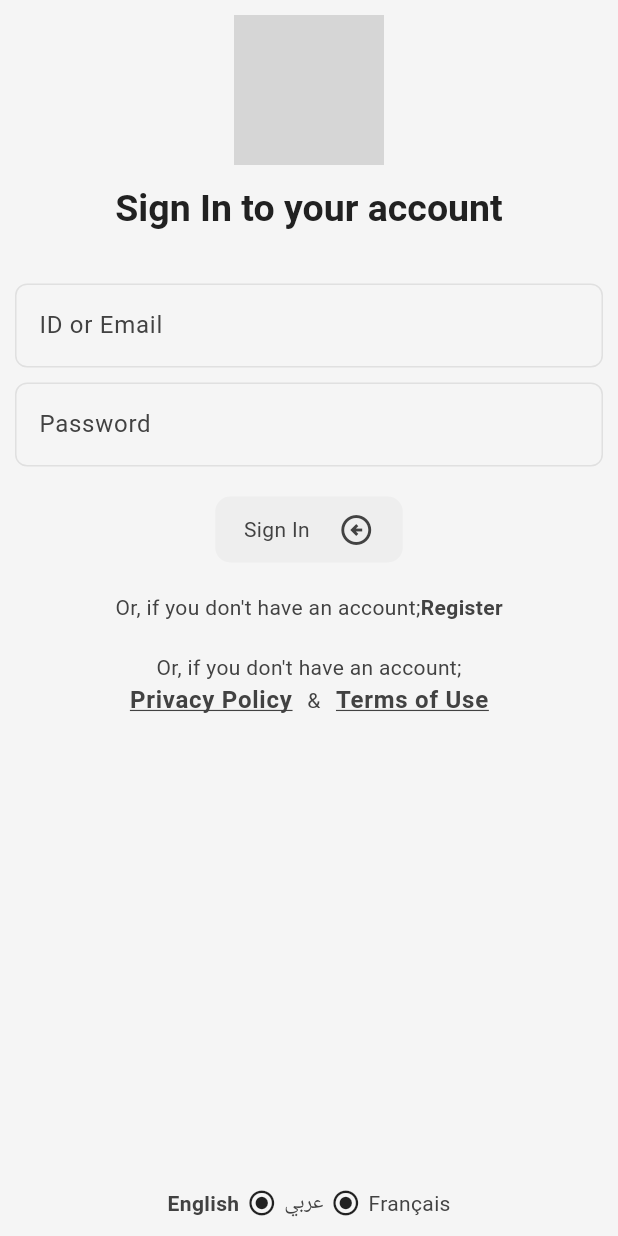
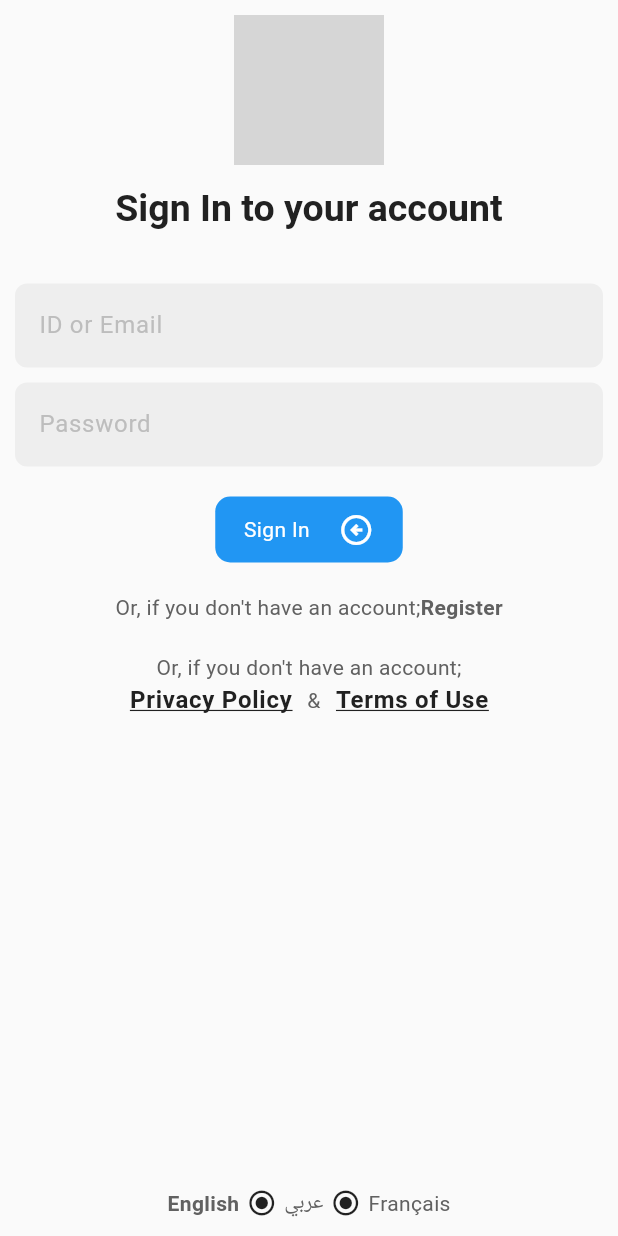
Before and after one commit to Yahya56SR/Focus-Planner, a Flutter app: the screen it shows after launch, after a tap on "Register", after a tap on "Create an Account", on a phone screen of 412 x 824 dp. Run offline on Flutter 3.47's test engine with Material 3 defaults, Android fonts, the light colour scheme and no system bars; our stand-ins replace firebase_auth, firebase_core, flutter_bloc, google_sign_in, lottie; accounts and stored records are empty; grey boxes are pictures that could not be loaded.

Commit message:
new file:   images/github_logo.png 	deleted:    images/patreon_logo.png 	modified:   lib/features/auth/presentation/cubits/auth_cubit.dart 	modified:   lib/features/auth/presentation/pages/register_page.dart 	modified:   lib/themes/ligth_mode.dart

```diff
--- a/lib/features/auth/presentation/cubits/auth_cubit.dart
+++ b/lib/features/auth/presentation/cubits/auth_cubit.dart
@@ -74,7 +74,7 @@ class AuthCubit extends Cubit<AuthState> {
   }
 
   // Register with Patreon credentials
-  Future<void> registerPatreon() async {
+  Future<void> registerGithub() async {
     try {
       emit(AuthLoading());
       final user = await authRepo.loginWithGithubCredentials();
@@ -89,6 +89,7 @@ class AuthCubit extends Cubit<AuthState> {
       emit(Unauthenticated());
     }
   }
+
   // logout
   Future<void> logout() async {
     await authRepo.logout();
--- a/lib/features/auth/presentation/pages/register_page.dart
+++ b/lib/features/auth/presentation/pages/register_page.dart
@@ -1,3 +1,4 @@
+import 'package:firebase_auth/firebase_auth.dart';
 import 'package:flutter/material.dart';
 import 'package:flutter_bloc/flutter_bloc.dart';
 import 'package:focus_planner/features/auth/presentation/components/button.dart';
@@ -23,7 +24,8 @@ class RegisterPage extends StatefulWidget {
   State<RegisterPage> createState() => _RegisterPageState();
 }
 
-class _RegisterPageState extends State<RegisterPage> with TickerProviderStateMixin {
+class _RegisterPageState extends State<RegisterPage>
+    with TickerProviderStateMixin {
   // text controllers
   final TextEditingController usernameController = TextEditingController();
   final TextEditingController emailController = TextEditingController();
@@ -101,16 +103,34 @@ class _RegisterPageState extends State<RegisterPage> with TickerProviderStateMix
     // auth cubit
     final authCubit = context.read<AuthCubit>();
 
+    try {
       // register
       authCubit.registerGoogle();
+    } on FirebaseException catch (e) {
+      ScaffoldMessenger.of(context).showSnackBar(
+        SnackBar(
+          content: Text(
+            'Authentication Failed $e',
+          ),
+        ),
+      );
+    } catch (e) {
+      ScaffoldMessenger.of(context).showSnackBar(
+        SnackBar(
+          content: Text(
+            'Authentication Failed $e',
+          ),
+        ),
+      );
+    }
   }
 
-  void registerPatreon() {
+  void registerGithub() {
     // auth cubit
     final authCubit = context.read<AuthCubit>();
 
     // register
-    authCubit.registerPatreon();
+    authCubit.registerGithub();
   }
 
   @override
@@ -122,7 +142,6 @@ class _RegisterPageState extends State<RegisterPage> with TickerProviderStateMix
     confirmPwController.dispose();
     super.dispose();
   }
-
 
   // BUILD UI
   @override
@@ -264,12 +283,10 @@ class _RegisterPageState extends State<RegisterPage> with TickerProviderStateMix
                           color: Theme.of(context).colorScheme.secondary,
                           borderRadius: BorderRadius.circular(10),
                         ),
-                              child: Expanded(
                         child: Image.asset(
                           'images/google_logo.png',
                           color: Theme.of(context).colorScheme.onSecondary,
-                                ),
-
+                          scale: 2,
                         ),
                       ),
                     ),
@@ -284,11 +301,10 @@ class _RegisterPageState extends State<RegisterPage> with TickerProviderStateMix
                           color: Theme.of(context).colorScheme.secondary,
                           borderRadius: BorderRadius.circular(10),
                         ),
-                              child: Expanded(
                         child: Image.asset(
                           'images/apple_logo.png',
                           color: Theme.of(context).colorScheme.onSecondary,
-                                ),
+                          scale: 2,
                         ),
                       ),
                     ),
@@ -296,18 +312,17 @@ class _RegisterPageState extends State<RegisterPage> with TickerProviderStateMix
                       width: 25,
                     ),
                     InkWell(
-                            onTap: registerPatreon,
+                      onTap: registerGithub,
                       child: Container(
                         padding: EdgeInsets.all(12),
                         decoration: BoxDecoration(
                           color: Theme.of(context).colorScheme.secondary,
                           borderRadius: BorderRadius.circular(10),
                         ),
-                              child: Expanded(
                         child: Image.asset(
-                                  'images/patreon_logo.png',
+                          'images/github_logo.png',
                           color: Theme.of(context).colorScheme.onSecondary,
-                                ),
+                          scale: 2,
                         ),
                       ),
                     ),
@@ -326,8 +341,13 @@ class _RegisterPageState extends State<RegisterPage> with TickerProviderStateMix
                         onTap: () => widget.setLocale!(Locale('en')),
                         child: Text(
                           'English',
-                              style: Theme.of(context).textTheme.bodyMedium?.copyWith(
-                                    fontWeight: widget.currentLocale == Locale('en') ? FontWeight.bold : null,
+                          style: Theme.of(context)
+                              .textTheme
+                              .bodyMedium
+                              ?.copyWith(
+                                fontWeight: widget.currentLocale == Locale('en')
+                                    ? FontWeight.bold
+                                    : null,
                               ),
                         ),
                       ),
@@ -339,12 +359,16 @@ class _RegisterPageState extends State<RegisterPage> with TickerProviderStateMix
                       AddSpace(width: 5),
                       GestureDetector(
                         onTap: () => widget.setLocale!(Locale('ar')),
-                            child: Text(
-                              'عربي',
-                              style: Theme.of(context).textTheme.bodyMedium!.copyWith(
-                                fontWeight: widget.currentLocale == Locale('ar') ? FontWeight.bold : null,
-                              )
-                            ),
+                        child: Text('عربي',
+                            style: Theme.of(context)
+                                .textTheme
+                                .bodyMedium!
+                                .copyWith(
+                                  fontWeight:
+                                      widget.currentLocale == Locale('ar')
+                                          ? FontWeight.bold
+                                          : null,
+                                )),
                       ),
                       AddSpace(width: 5),
                       Icon(
@@ -354,12 +378,16 @@ class _RegisterPageState extends State<RegisterPage> with TickerProviderStateMix
                       AddSpace(width: 5),
                       GestureDetector(
                         onTap: () => widget.setLocale!(Locale('fr')),
-                            child: Text(
-                              'Français',
-                              style: Theme.of(context).textTheme.bodyMedium!.copyWith(
-                                fontWeight: widget.currentLocale == Locale('fr') ? FontWeight.bold : null,
-                              )
-                            ),
+                        child: Text('Français',
+                            style: Theme.of(context)
+                                .textTheme
+                                .bodyMedium!
+                                .copyWith(
+                                  fontWeight:
+                                      widget.currentLocale == Locale('fr')
+                                          ? FontWeight.bold
+                                          : null,
+                                )),
                       ),
                     ],
                   ),
--- a/lib/themes/ligth_mode.dart
+++ b/lib/themes/ligth_mode.dart
@@ -2,77 +2,137 @@ import 'package:flutter/material.dart';
 
 final ThemeData lightTheme = ThemeData(
   brightness: Brightness.light,
-  scaffoldBackgroundColor: Colors.grey[50],
+  scaffoldBackgroundColor: const Color(0xFFFAFAFA), // Grey 50
 
   // Define the ColorScheme without the deprecated 'background' parameter.
   colorScheme: ColorScheme.light(
-    primary: Colors.grey[200]!,
-    secondary: Colors.grey[400]!,
-    // Instead of 'background', adjust 'surface' to your desired color.
-    surface: Colors.grey[100]!,
-    onPrimary: Colors.grey[800]!,
-    onSecondary: Colors.grey[800]!,
-    onSurface: Colors.grey[800]!,
+    primary: const Color(0xFF2196F3), // Primary Blue
+    secondary: const Color(0xFF1976D2), // Blue 700
+    surface: const Color(0xFFFAFAFA), // Grey 50
+    onPrimary: Colors.white, // White text/icons on primary
+    onSecondary: Colors.white, // White text/icons on secondary
+    onSurface: const Color(0xFF212121), // Grey 900 (text on surfaces)
   ),
 
-  cardColor: Colors.grey[50],
-  dividerColor: Colors.grey[300],
+  // Card Theme
+  cardTheme: CardTheme(
+    color: Colors.white,
+    elevation: 2,
+    margin: const EdgeInsets.all(8),
+    shape: RoundedRectangleBorder(
+      borderRadius: BorderRadius.circular(8),
+    ),
+  ),
 
-  appBarTheme: AppBarTheme(
-    backgroundColor: Colors.grey[200],
-    elevation: 0,
-    iconTheme: IconThemeData(color: Colors.grey[800]),
+  // Divider Theme
+  dividerTheme: const DividerThemeData(
+    color: Color(0xFFEEEEEE), // Grey 200
+    thickness: 1,
+    space: 0,
+  ),
+
+  // AppBar Theme
+  appBarTheme: const AppBarTheme(
+    backgroundColor: Color(0xFF2196F3), // Primary Blue
+    elevation: 4,
+    iconTheme: IconThemeData(color: Colors.white),
     titleTextStyle: TextStyle(
-      color: Colors.grey[800],
+      color: Colors.white,
       fontSize: 20,
       fontWeight: FontWeight.w600,
     ),
   ),
 
-  textTheme: TextTheme(
+  // Text Theme
+  textTheme: const TextTheme(
     displayLarge: TextStyle(
-        color: Colors.grey[900], fontSize: 32, fontWeight: FontWeight.bold),
+        color: Color(0xFF212121), fontSize: 32, fontWeight: FontWeight.bold), // Grey 900
     displayMedium: TextStyle(
-        color: Colors.grey[900], fontSize: 28, fontWeight: FontWeight.bold),
+        color: Color(0xFF212121), fontSize: 28, fontWeight: FontWeight.bold), // Grey 900
     displaySmall: TextStyle(
-        color: Colors.grey[900], fontSize: 24, fontWeight: FontWeight.w600),
+        color: Color(0xFF212121), fontSize: 24, fontWeight: FontWeight.w600), // Grey 900
     headlineLarge: TextStyle(
-        color: Colors.grey[900], fontSize: 22, fontWeight: FontWeight.w600),
+        color: Color(0xFF212121), fontSize: 22, fontWeight: FontWeight.w600), // Grey 900
     headlineMedium: TextStyle(
-        color: Colors.grey[900], fontSize: 20, fontWeight: FontWeight.w600),
+        color: Color(0xFF212121), fontSize: 20, fontWeight: FontWeight.w600), // Grey 900
     headlineSmall: TextStyle(
-        color: Colors.grey[900], fontSize: 18, fontWeight: FontWeight.w500),
-    bodyLarge: TextStyle(color: Colors.grey[800], fontSize: 16),
-    bodyMedium: TextStyle(color: Colors.grey[800], fontSize: 14),
-    titleLarge: TextStyle(color: Colors.grey[700], fontSize: 16),
-    titleMedium: TextStyle(color: Colors.grey[700], fontSize: 14),
+        color: Color(0xFF212121), fontSize: 18, fontWeight: FontWeight.w500), // Grey 900
+    bodyLarge: TextStyle(color: Color(0xFF212121), fontSize: 16), // Grey 900
+    bodyMedium: TextStyle(color: Color(0xFF616161), fontSize: 14), // Grey 700
+    titleLarge: TextStyle(color: Color(0xFF212121), fontSize: 16), // Grey 900
+    titleMedium: TextStyle(color: Color(0xFF616161), fontSize: 14), // Grey 700
     labelLarge: TextStyle(
-        color: Colors.grey[900], fontSize: 14, fontWeight: FontWeight.bold),
-    bodySmall: TextStyle(color: Colors.grey[600], fontSize: 12),
-    labelSmall: TextStyle(color: Colors.grey[600], fontSize: 10),
+        color: Color(0xFF212121), fontSize: 14, fontWeight: FontWeight.bold), // Grey 900
+    bodySmall: TextStyle(color: Color(0xFF616161), fontSize: 12), // Grey 700
+    labelSmall: TextStyle(color: Color(0xFF616161), fontSize: 10), // Grey 700
   ),
 
+  // Elevated Button Theme
   elevatedButtonTheme: ElevatedButtonThemeData(
     style: ElevatedButton.styleFrom(
-      backgroundColor: Colors.grey[200],
-      foregroundColor: Colors.grey[800],
-      textStyle: TextStyle(fontSize: 16),
+      backgroundColor: const Color(0xFF2196F3), // Primary Blue
+      foregroundColor: Colors.white, // White text
+      padding: const EdgeInsets.symmetric(horizontal: 24, vertical: 12),
+      shape: RoundedRectangleBorder(
+        borderRadius: BorderRadius.circular(8),
+      ),
+      textStyle: const TextStyle(fontSize: 16, fontWeight: FontWeight.w600),
     ),
   ),
 
+  // Text Field Theme
   inputDecorationTheme: InputDecorationTheme(
     filled: true,
-    fillColor: Colors.grey[100],
+    fillColor: const Color(0xFFEEEEEE), // Grey 200
     border: OutlineInputBorder(
-      borderSide: BorderSide(color: Colors.grey[300]!),
+      borderSide: BorderSide.none,
       borderRadius: BorderRadius.circular(8),
     ),
     enabledBorder: OutlineInputBorder(
-      borderSide: BorderSide(color: Colors.grey[300]!),
+      borderSide: BorderSide.none,
       borderRadius: BorderRadius.circular(8),
     ),
     focusedBorder: OutlineInputBorder(
-      borderSide: BorderSide(color: Colors.grey[400]!),
+      borderSide: const BorderSide(color: Color(0xFF2196F3)), // Primary Blue
+      borderRadius: BorderRadius.circular(8),
+    ),
+    hintStyle: const TextStyle(color: Color(0xFFBDBDBD)), // Grey 400
+    labelStyle: const TextStyle(color: Color(0xFF616161)), // Grey 700
+  ),
+
+  // Floating Action Button Theme
+  floatingActionButtonTheme: const FloatingActionButtonThemeData(
+    backgroundColor: Color(0xFF2196F3), // Primary Blue
+    foregroundColor: Colors.white, // White icon
+    elevation: 4,
+  ),
+
+  // Bottom Navigation Bar Theme
+  bottomNavigationBarTheme: const BottomNavigationBarThemeData(
+    backgroundColor: Colors.white,
+    selectedItemColor: Color(0xFF2196F3), // Primary Blue
+    unselectedItemColor: Color(0xFFBDBDBD), // Grey 400
+    elevation: 4,
+  ),
+
+  // Chip Theme
+  chipTheme: ChipThemeData(
+    backgroundColor: const Color(0xFFEEEEEE), // Grey 200
+    selectedColor: const Color(0xFF2196F3), // Primary Blue
+    labelStyle: const TextStyle(color: Color(0xFF212121)), // Grey 900
+    secondaryLabelStyle: const TextStyle(color: Colors.white), // White text
+    padding: const EdgeInsets.symmetric(horizontal: 8, vertical: 4),
+    shape: RoundedRectangleBorder(
+      borderRadius: BorderRadius.circular(8),
+    ),
+  ),
+
+  // SnackBar Theme
+  snackBarTheme: SnackBarThemeData(
+    backgroundColor: Color(0xFF212121), // Grey 900
+    contentTextStyle: TextStyle(color: Colors.white), // White text
+    behavior: SnackBarBehavior.floating,
+    shape: RoundedRectangleBorder(
       borderRadius: BorderRadius.circular(8),
     ),
   ),
```
Also changed, not shown: images/github_logo.png (added), images/patreon_logo.png (deleted). Lines whose indentation alone changed are shown as unchanged.
